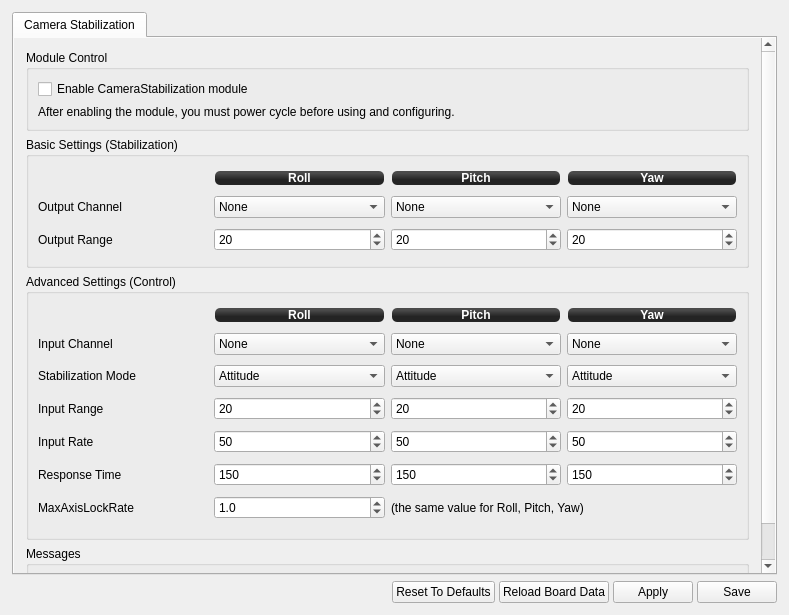
Before: the Qt Designer form ground/openpilotgcs/src/plugins/config/camerastabilization.ui in openpilot/OpenPilot, drawn with Qt 5.
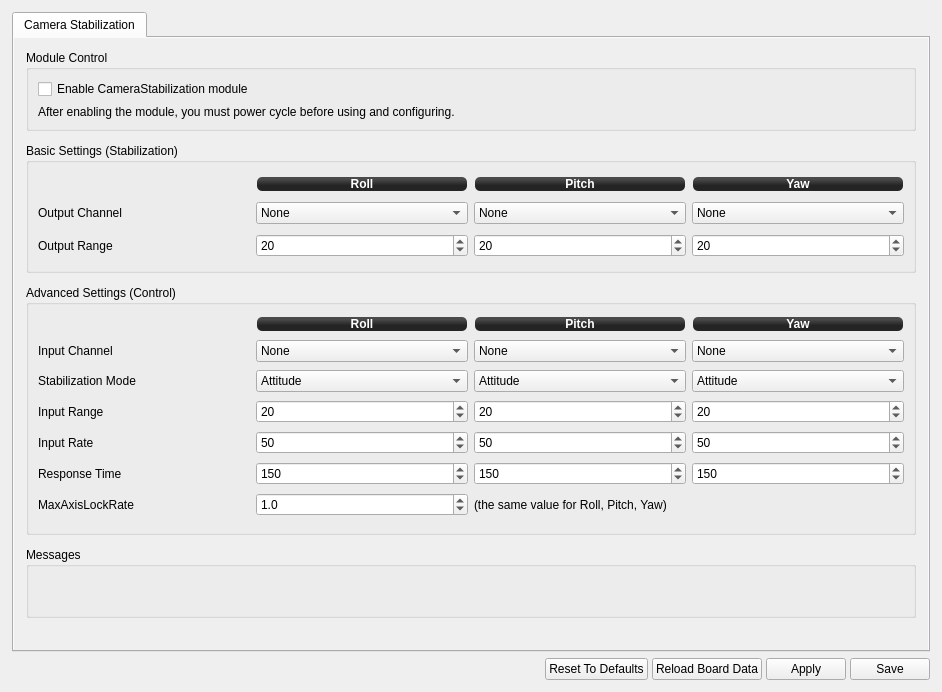
After: the same form once the commit is applied. Icons and pictures are not drawn.

Commit message: omg I think I fixed the mac spacing, just checking on windows build now

What changed in the file:
```diff
--- a/ground/openpilotgcs/src/plugins/config/camerastabilization.ui
+++ b/ground/openpilotgcs/src/plugins/config/camerastabilization.ui
@@ -6,22 +6,37 @@
    <rect>
     <x>0</x>
     <y>0</y>
-    <width>789</width>
-    <height>615</height>
+    <width>942</width>
+    <height>692</height>
    </rect>
   </property>
+  <property name="sizePolicy">
+   <sizepolicy hsizetype="Preferred" vsizetype="Preferred">
+    <horstretch>0</horstretch>
+    <verstretch>0</verstretch>
+   </sizepolicy>
+  </property>
+  <property name="minimumSize">
+   <size>
+    <width>0</width>
+    <height>0</height>
+   </size>
+  </property>
   <property name="windowTitle">
    <string>Form</string>
   </property>
   <layout class="QVBoxLayout" name="verticalLayout_5">
-   <property name="spacing">
-    <number>6</number>
-   </property>
    <property name="margin">
     <number>12</number>
    </property>
    <item>
     <widget class="QTabWidget" name="tabWidget">
+     <property name="sizePolicy">
+      <sizepolicy hsizetype="Expanding" vsizetype="Expanding">
+       <horstretch>0</horstretch>
+       <verstretch>0</verstretch>
+      </sizepolicy>
+     </property>
      <property name="currentIndex">
       <number>0</number>
      </property>
@@ -35,6 +50,12 @@
        </property>
        <item>
         <widget class="QScrollArea" name="scrollArea">
+         <property name="sizePolicy">
+          <sizepolicy hsizetype="Expanding" vsizetype="Expanding">
+           <horstretch>0</horstretch>
+           <verstretch>0</verstretch>
+          </sizepolicy>
+         </property>
          <property name="frameShape">
           <enum>QFrame::NoFrame</enum>
          </property>
@@ -46,19 +67,37 @@
            <rect>
             <x>0</x>
             <y>0</y>
-            <width>742</width>
-            <height>560</height>
+            <width>912</width>
+            <height>598</height>
            </rect>
           </property>
           <layout class="QVBoxLayout" name="verticalLayout">
            <property name="spacing">
-            <number>6</number>
+            <number>12</number>
            </property>
            <property name="margin">
             <number>12</number>
            </property>
            <item>
             <widget class="QGroupBox" name="groupBox_2">
+             <property name="sizePolicy">
+              <sizepolicy hsizetype="Preferred" vsizetype="Preferred">
+               <horstretch>0</horstretch>
+               <verstretch>0</verstretch>
+              </sizepolicy>
+             </property>
+             <property name="minimumSize">
+              <size>
+               <width>0</width>
+               <height>0</height>
+              </size>
+             </property>
+             <property name="maximumSize">
+              <size>
+               <width>16777215</width>
+               <height>16777215</height>
+              </size>
+             </property>
              <property name="title">
               <string>Module Control</string>
              </property>
@@ -86,7 +125,7 @@
            <item>
             <widget class="QGroupBox" name="groupBox_5">
              <property name="sizePolicy">
-              <sizepolicy hsizetype="Preferred" vsizetype="Minimum">
+              <sizepolicy hsizetype="Preferred" vsizetype="Preferred">
                <horstretch>0</horstretch>
                <verstretch>0</verstretch>
               </sizepolicy>
@@ -94,7 +133,13 @@
              <property name="minimumSize">
               <size>
                <width>0</width>
-               <height>131</height>
+               <height>130</height>
+              </size>
+             </property>
+             <property name="maximumSize">
+              <size>
+               <width>16777215</width>
+               <height>16777215</height>
               </size>
              </property>
              <property name="title">
@@ -340,7 +385,7 @@
            <item>
             <widget class="QGroupBox" name="groupBox">
              <property name="sizePolicy">
-              <sizepolicy hsizetype="Minimum" vsizetype="Minimum">
+              <sizepolicy hsizetype="Preferred" vsizetype="Preferred">
                <horstretch>0</horstretch>
                <verstretch>0</verstretch>
               </sizepolicy>
@@ -348,13 +393,22 @@
              <property name="minimumSize">
               <size>
                <width>0</width>
-               <height>266</height>
+               <height>250</height>
+              </size>
+             </property>
+             <property name="maximumSize">
+              <size>
+               <width>16777215</width>
+               <height>16777215</height>
               </size>
              </property>
              <property name="title">
               <string>Advanced Settings (Control)</string>
              </property>
              <layout class="QGridLayout" name="gridLayout_8">
+              <property name="verticalSpacing">
+               <number>-1</number>
+              </property>
               <item row="0" column="3">
                <widget class="QLabel" name="label_32">
                 <property name="minimumSize">
@@ -924,6 +978,18 @@
            </item>
            <item>
             <widget class="QGroupBox" name="groupBox_4">
+             <property name="minimumSize">
+              <size>
+               <width>0</width>
+               <height>71</height>
+              </size>
+             </property>
+             <property name="maximumSize">
+              <size>
+               <width>16777215</width>
+               <height>16777215</height>
+              </size>
+             </property>
              <property name="title">
               <string>Messages</string>
              </property>
@@ -946,6 +1012,9 @@
              <property name="orientation">
               <enum>Qt::Vertical</enum>
              </property>
+             <property name="sizeType">
+              <enum>QSizePolicy::Expanding</enum>
+             </property>
              <property name="sizeHint" stdset="0">
               <size>
                <width>20</width>
```
The commit also changes 2 other files.
